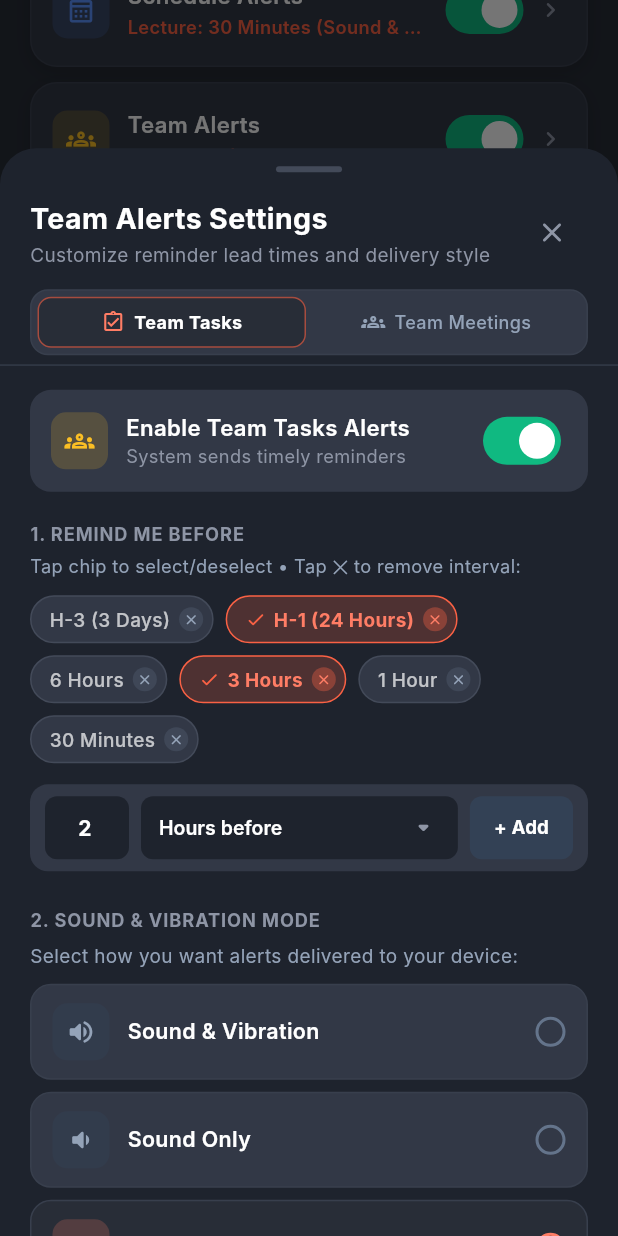
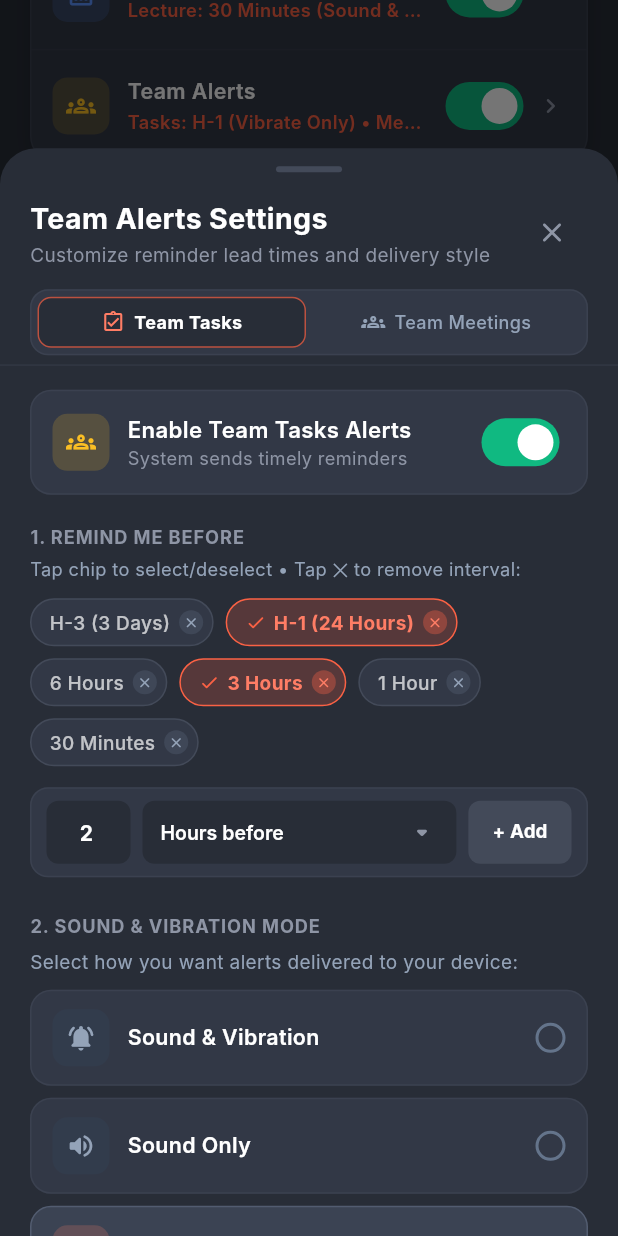
Before and after one commit to Pvsudbd/Impal-02-07, a Flutter app: the ProfilePage screen opened directly, scrolled down 576 dp, after a tap on "Team Alerts", on a phone screen of 412 x 824 dp. Run offline on Flutter 3.47's test engine with Material 3 defaults, Android fonts, the phone set to English and light mode, and no system bars; our stand-ins replace shared_preferences; accounts and stored records are empty; Roboto replaces fonts that are missing (Inter).

Commit message:
memperbaiki tampilan untuk page profile dan mengganti logo sound & vibration

```diff
--- a/frontend/lib/presentation/features/profile/models/user_profile_model.dart
+++ b/frontend/lib/presentation/features/profile/models/user_profile_model.dart
@@ -38,9 +38,9 @@ extension AlertSoundVibrationModeX on AlertSoundVibrationMode {
   IconData get icon {
     switch (this) {
       case AlertSoundVibrationMode.soundAndVibrate:
+        return Icons.notifications_active_rounded;
+      case AlertSoundVibrationMode.soundOnly:
         return Icons.volume_up_rounded;
-      case AlertSoundVibrationMode.soundOnly:
-        return Icons.volume_down_rounded;
       case AlertSoundVibrationMode.vibrationOnly:
         return Icons.vibration_rounded;
       case AlertSoundVibrationMode.silent:
--- a/frontend/lib/presentation/features/profile/widgets/deadline_alert_settings_modal.dart
+++ b/frontend/lib/presentation/features/profile/widgets/deadline_alert_settings_modal.dart
@@ -7,7 +7,7 @@ import '../models/user_profile_model.dart';
 /// Interactive modal bottom sheet for customizing:
 /// 1. Category alert timings (Days, Hours, Minutes, or Custom)
 /// 2. Segmented sub-tabs for Schedule (Lecture vs External) & Team (Tasks vs Meetings)
-/// 3. Sound & Vibration modes with orange highlights and clean titles
+/// 3. Harmonized color palette matching ProfilePage background (#282D37) and cards (#323846)
 class DeadlineAlertSettingsModal extends StatefulWidget {
   final UserProfileModel profile;
   final AlertCategoryType category;
@@ -284,8 +284,9 @@ class _DeadlineAlertSettingsModalState
       constraints: BoxConstraints(
         maxHeight: MediaQuery.of(context).size.height * 0.88,
       ),
+      // Background matched identically to ProfilePage background (#282D37)
       decoration: const BoxDecoration(
-        color: Color(0xFF1E232D),
+        color: AppColors.bgPrimary,
         borderRadius: BorderRadius.vertical(top: Radius.circular(24)),
       ),
       child: Column(
@@ -365,7 +366,7 @@ class _DeadlineAlertSettingsModalState
                   color: AppColors.bgCard,
                   borderRadius: BorderRadius.circular(12),
                   border: Border.all(
-                    color: const Color(0xFF383F4D),
+                    color: const Color(0xFF434A59).withValues(alpha: 0.5),
                     width: 1,
                   ),
                 ),
@@ -396,7 +397,10 @@ class _DeadlineAlertSettingsModalState
             ),
           ],
 
-          const Divider(height: 1, color: Color(0xFF333A48)),
+          Divider(
+            height: 1,
+            color: const Color(0xFF434A59).withValues(alpha: 0.35),
+          ),
 
           // Scrollable Body
           Flexible(
@@ -409,7 +413,7 @@ class _DeadlineAlertSettingsModalState
               child: Column(
                 crossAxisAlignment: CrossAxisAlignment.start,
                 children: [
-                  // Master Switch for Sub-Category
+                  // Master Switch Card (Color matched to ProfilePage AppColors.bgCard)
                   Container(
                     padding: EdgeInsets.symmetric(
                       horizontal: context.rSpacing(14),
@@ -418,10 +422,14 @@ class _DeadlineAlertSettingsModalState
                     decoration: BoxDecoration(
                       color: AppColors.bgCard,
                       borderRadius: BorderRadius.circular(14),
+                      border: Border.all(
+                        color: const Color(0xFF434A59).withValues(alpha: 0.5),
+                        width: 1,
+                      ),
                     ),
                     child: Row(
                       children: [
-                        // Squared container (kotak rounded)
+                        // Squared container (kotak rounded 10dp)
                         Container(
                           width: 38,
                           height: 38,
@@ -554,7 +562,7 @@ class _DeadlineAlertSettingsModalState
 
                   SizedBox(height: context.rSpacing(14)),
 
-                  // Custom Timing Input Row (100% Equalized sizing across all 3 controls: 42dp height)
+                  // Custom Timing Input Row (Matched to AppColors.bgCard)
                   Container(
                     padding: const EdgeInsets.symmetric(
                       horizontal: 10,
@@ -563,15 +571,19 @@ class _DeadlineAlertSettingsModalState
                     decoration: BoxDecoration(
                       color: AppColors.bgCard,
                       borderRadius: BorderRadius.circular(12),
+                      border: Border.all(
+                        color: const Color(0xFF434A59).withValues(alpha: 0.5),
+                        width: 1,
+                      ),
                     ),
                     child: Row(
                       children: [
-                        // 1. Number input (42dp container, squared with rounded corners)
+                        // 1. Number input (Indented container matching AppColors.bgPrimary)
                         Container(
                           width: 56,
                           height: 42,
                           decoration: BoxDecoration(
-                            color: const Color(0xFF1E232D),
+                            color: AppColors.bgPrimary,
                             borderRadius: BorderRadius.circular(8),
                           ),
                           alignment: Alignment.center,
@@ -594,20 +606,20 @@ class _DeadlineAlertSettingsModalState
                           ),
                         ),
                         SizedBox(width: context.rSpacing(8)),
-                        // 2. Unit dropdown (42dp container)
+                        // 2. Unit dropdown (Indented container matching AppColors.bgPrimary)
                         Expanded(
                           child: Container(
                             height: 42,
                             padding: const EdgeInsets.symmetric(horizontal: 12),
                             decoration: BoxDecoration(
-                              color: const Color(0xFF1E232D),
+                              color: AppColors.bgPrimary,
                               borderRadius: BorderRadius.circular(8),
                             ),
                             alignment: Alignment.center,
                             child: DropdownButtonHideUnderline(
                               child: DropdownButton<String>(
                                 value: _customUnit,
-                                dropdownColor: const Color(0xFF1E232D),
+                                dropdownColor: AppColors.bgCard,
                                 isExpanded: true,
                                 icon: const Icon(
                                   Icons.arrow_drop_down_rounded,
@@ -646,7 +658,7 @@ class _DeadlineAlertSettingsModalState
                           ),
                         ),
                         SizedBox(width: context.rSpacing(8)),
-                        // 3. Add button (42dp container)
+                        // 3. Add button (42dp height)
                         SizedBox(
                           height: 42,
                           child: ElevatedButton(
@@ -654,7 +666,7 @@ class _DeadlineAlertSettingsModalState
                             onPressed:
                                 current.enabled ? _addCustomTiming : null,
                             style: ElevatedButton.styleFrom(
-                              backgroundColor: const Color(0xFF334155),
+                              backgroundColor: const Color(0xFF434A59),
                               elevation: 0,
                               padding:
                                   const EdgeInsets.symmetric(horizontal: 16),
@@ -701,7 +713,7 @@ class _DeadlineAlertSettingsModalState
                   ),
                   SizedBox(height: context.rSpacing(10)),
 
-                  // 4 Mode Options (Clean cards without description sub-text, All logos orange when selected)
+                  // 4 Mode Options (Color matched to Profile cards, All logos orange when selected)
                   _buildModeCard(
                     mode: AlertSoundVibrationMode.soundAndVibrate,
                     state: current,
@@ -771,11 +783,11 @@ class _DeadlineAlertSettingsModalState
         child: AnimatedContainer(
           duration: const Duration(milliseconds: 180),
           decoration: BoxDecoration(
-            color: isSelected ? const Color(0xFF282D37) : Colors.transparent,
+            color: isSelected ? AppColors.bgPrimary : Colors.transparent,
             borderRadius: BorderRadius.circular(9),
             border: isSelected
                 ? Border.all(
-                    color: const Color(0xFFFA6144).withValues(alpha: 0.6),
+                    color: const Color(0xFFFA6144).withValues(alpha: 0.7),
                     width: 1,
                   )
                 : null,
@@ -929,10 +941,12 @@ class _DeadlineAlertSettingsModalState
             vertical: context.rSpacing(12),
           ),
           decoration: BoxDecoration(
-            color: isSelected ? const Color(0xFF282D37) : AppColors.bgCard,
+            color: isSelected ? const Color(0xFF3B4353) : AppColors.bgCard,
             borderRadius: BorderRadius.circular(14),
             border: Border.all(
-              color: const Color(0xFF383F4D),
+              color: isSelected
+                  ? const Color(0xFF525C70)
+                  : const Color(0xFF434A59).withValues(alpha: 0.5),
               width: 1,
             ),
           ),
--- a/frontend/lib/presentation/features/profile/widgets/profile_settings_group.dart
+++ b/frontend/lib/presentation/features/profile/widgets/profile_settings_group.dart
@@ -5,10 +5,8 @@ import '../models/user_profile_model.dart';
 import 'deadline_alert_settings_modal.dart';
 
 /// Grouped settings cards for Reminders & Alerts preferences.
-/// Supports 3 high-level pillars with progressive sub-disclosure:
-/// 1. Task Deadlines (Personal assignments & submissions)
-/// 2. Schedule Alerts (Lecture schedule & external schedule)
-/// 3. Team Alerts (Team tasks & team meetings)
+/// Unified into a single card container with dividers, matching the
+/// visual structure of AI Fuzzy and Account & Integration sections.
 class ProfileSettingsGroup extends StatelessWidget {
   final UserProfileModel profile;
   final ValueChanged<bool>? onToggleDeadlineAlerts;
@@ -82,72 +80,8 @@ class ProfileSettingsGroup extends StatelessWidget {
         ),
         SizedBox(height: context.rSpacing(10)),
 
-        // Category 1: Task Deadlines
-        _buildCategoryCard(
-          context,
-          category: AlertCategoryType.taskDeadline,
-          title: 'Task Deadlines',
-          summary: profile.taskDeadlineAlerts.summary,
-          isEnabled: profile.taskDeadlineAlerts.enabled,
-          onToggle: (val) {
-            UserProfileRepository().toggleCategoryAlert(
-              AlertCategoryType.taskDeadline,
-              val,
-            );
-          },
-        ),
-        SizedBox(height: context.rSpacing(10)),
-
-        // Category 2: Schedule Alerts (Lecture & External)
-        _buildCategoryCard(
-          context,
-          category: AlertCategoryType.schedule,
-          title: 'Schedule Alerts',
-          summary: profile.scheduleAlertsSummary,
-          isEnabled: profile.lectureScheduleAlerts.enabled ||
-              profile.externalScheduleAlerts.enabled,
-          onToggle: (val) {
-            final repo = UserProfileRepository();
-            repo.updateScheduleAlertSettings(
-              lectureConfig:
-                  profile.lectureScheduleAlerts.copyWith(enabled: val),
-              externalConfig:
-                  profile.externalScheduleAlerts.copyWith(enabled: val),
-            );
-          },
-        ),
-        SizedBox(height: context.rSpacing(10)),
-
-        // Category 3: Team Alerts (Tasks & Meetings)
-        _buildCategoryCard(
-          context,
-          category: AlertCategoryType.team,
-          title: 'Team Alerts',
-          summary: profile.teamAlertsSummary,
-          isEnabled: profile.teamTaskAlerts.enabled ||
-              profile.teamMeetingAlerts.enabled,
-          onToggle: (val) {
-            final repo = UserProfileRepository();
-            repo.updateTeamAlertSettings(
-              teamTaskConfig: profile.teamTaskAlerts.copyWith(enabled: val),
-              teamMeetingConfig:
-                  profile.teamMeetingAlerts.copyWith(enabled: val),
-            );
-          },
-        ),
-      ],
-    );
-  }
-
-  Widget _buildCategoryCard(
-    BuildContext context, {
-    required AlertCategoryType category,
-    required String title,
-    required String summary,
-    required bool isEnabled,
-    required ValueChanged<bool> onToggle,
-  }) {
-    return Container(
+        // Unified Card Container (Menyatu seperti AI Fuzzy & Account & Integration)
+        Container(
           width: double.infinity,
           decoration: BoxDecoration(
             color: AppColors.bgCard,
@@ -164,12 +98,102 @@ class ProfileSettingsGroup extends StatelessWidget {
               ),
             ],
           ),
-      clipBehavior: Clip.antiAlias,
-      child: Material(
+          child: Column(
+            children: [
+              // 1. Task Deadlines Tile
+              _buildTile(
+                context,
+                category: AlertCategoryType.taskDeadline,
+                title: 'Task Deadlines',
+                summary: profile.taskDeadlineAlerts.summary,
+                isEnabled: profile.taskDeadlineAlerts.enabled,
+                borderRadius: const BorderRadius.vertical(
+                  top: Radius.circular(18),
+                ),
+                onToggle: (val) {
+                  UserProfileRepository().toggleCategoryAlert(
+                    AlertCategoryType.taskDeadline,
+                    val,
+                  );
+                },
+              ),
+
+              // Divider 1
+              Container(
+                width: double.infinity,
+                height: 1,
+                color: const Color(0xFF434A59).withValues(alpha: 0.35),
+              ),
+
+              // 2. Schedule Alerts Tile (Lecture & External)
+              _buildTile(
+                context,
+                category: AlertCategoryType.schedule,
+                title: 'Schedule Alerts',
+                summary: profile.scheduleAlertsSummary,
+                isEnabled: profile.lectureScheduleAlerts.enabled ||
+                    profile.externalScheduleAlerts.enabled,
+                borderRadius: BorderRadius.zero,
+                onToggle: (val) {
+                  final repo = UserProfileRepository();
+                  repo.updateScheduleAlertSettings(
+                    lectureConfig:
+                        profile.lectureScheduleAlerts.copyWith(enabled: val),
+                    externalConfig:
+                        profile.externalScheduleAlerts.copyWith(enabled: val),
+                  );
+                },
+              ),
+
+              // Divider 2
+              Container(
+                width: double.infinity,
+                height: 1,
+                color: const Color(0xFF434A59).withValues(alpha: 0.35),
+              ),
+
+              // 3. Team Alerts Tile (Tasks & Meetings)
+              _buildTile(
+                context,
+                category: AlertCategoryType.team,
+                title: 'Team Alerts',
+                summary: profile.teamAlertsSummary,
+                isEnabled: profile.teamTaskAlerts.enabled ||
+                    profile.teamMeetingAlerts.enabled,
+                borderRadius: const BorderRadius.vertical(
+                  bottom: Radius.circular(18),
+                ),
+                onToggle: (val) {
+                  final repo = UserProfileRepository();
+                  repo.updateTeamAlertSettings(
+                    teamTaskConfig:
+                        profile.teamTaskAlerts.copyWith(enabled: val),
+                    teamMeetingConfig:
+                        profile.teamMeetingAlerts.copyWith(enabled: val),
+                  );
+                },
+              ),
+            ],
+          ),
+        ),
+      ],
+    );
+  }
+
+  Widget _buildTile(
+    BuildContext context, {
+    required AlertCategoryType category,
+    required String title,
+    required String summary,
+    required bool isEnabled,
+    required BorderRadius borderRadius,
+    required ValueChanged<bool> onToggle,
+  }) {
+    return Material(
       color: Colors.transparent,
       child: InkWell(
         onTap: () => _openAlertSettingsModal(context, category),
-          borderRadius: BorderRadius.circular(18),
+        borderRadius: borderRadius,
         child: Padding(
           padding: EdgeInsets.symmetric(
             horizontal: context.rSpacing(14),
@@ -209,7 +233,7 @@ class ProfileSettingsGroup extends StatelessWidget {
                       title,
                       style: TextStyle(
                         color: Colors.white,
-                          fontSize: context.rFont(14, min: 12.5, max: 16),
+                        fontSize: context.rFont(13.5, min: 12, max: 15),
                         fontFamily: 'Inter',
                         fontWeight: FontWeight.w600,
                       ),
@@ -253,7 +277,6 @@ class ProfileSettingsGroup extends StatelessWidget {
           ),
         ),
       ),
-      ),
     );
   }
 }
```
Also changed, not shown: 2 other files. Lines whose indentation alone changed are shown as unchanged.
